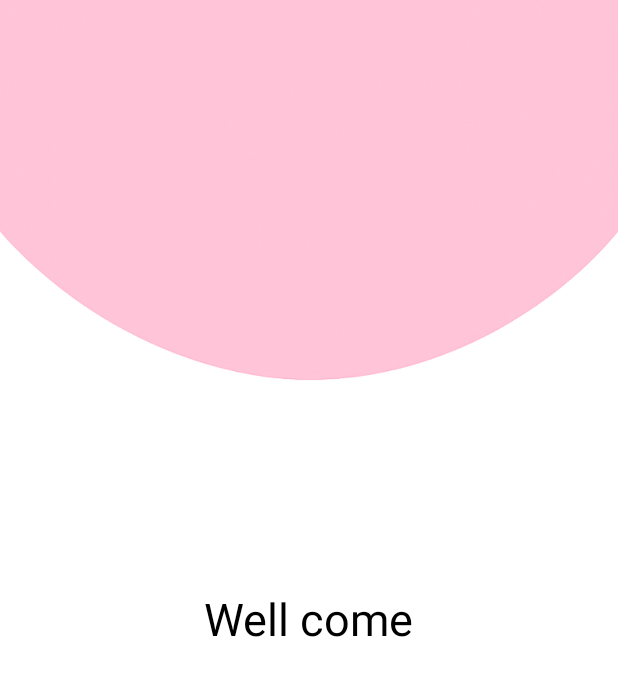
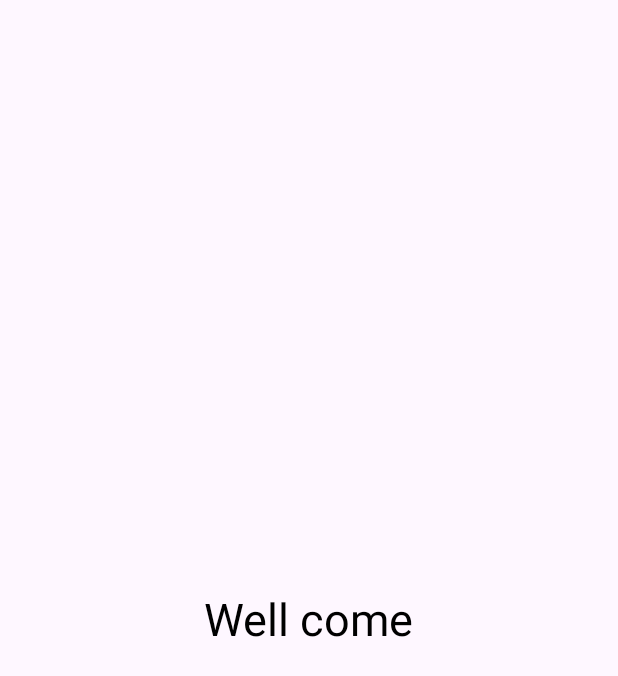
Before and after one commit to minhazchyz/EventEase, an Android app: the layout activity_main.xml on its own in the app's theme, with its tools: preview values and no code run, on a phone screen of 412 x 824 dp. Shown: the top 676 px of the screen. Run offline under Robolectric (Android 15) with nearby library versions, the phone set to English and light mode, and no system bars.

Commit message:
my project

```diff
--- a/app/src/main/java/com/example/manageprogramme/MainActivity.java
+++ b/app/src/main/java/com/example/manageprogramme/MainActivity.java
@@ -21,9 +21,4 @@ public class MainActivity extends AppCompatActivity {
             return insets;
         });
     }
-
-
-
-
-
 }
--- a/app/src/main/java/com/example/manageprogramme/SignupActivity.java
+++ b/app/src/main/java/com/example/manageprogramme/SignupActivity.java
@@ -73,7 +73,7 @@ public class SignupActivity extends AppCompatActivity {
                         Toast.makeText(SignupActivity.this, "Signup successful!", Toast.LENGTH_SHORT).show();
                         Intent intent = new Intent(SignupActivity.this, LoginActivity.class);
                         startActivity(intent);
-                        finish();
+
                     })
                     .addOnFailureListener(e ->
                             Toast.makeText(SignupActivity.this, "Signup failed: " + e.getMessage(), Toast.LENGTH_SHORT).show()
--- a/app/src/main/res/layout/activity_main.xml
+++ b/app/src/main/res/layout/activity_main.xml
@@ -1,12 +1,12 @@
 <?xml version="1.0" encoding="utf-8"?>
-<androidx.constraintlayout.widget.ConstraintLayout
-    xmlns:android="http://schemas.android.com/apk/res/android"
+<androidx.constraintlayout.widget.ConstraintLayout xmlns:android="http://schemas.android.com/apk/res/android"
     xmlns:app="http://schemas.android.com/apk/res-auto"
     xmlns:tools="http://schemas.android.com/tools"
+    android:id="@+id/main"
     android:layout_width="match_parent"
     android:layout_height="match_parent"
-    android:background="@drawable/background"
     tools:context=".MainActivity">
+
 
     <TextView
         android:layout_width="wrap_content"
@@ -22,5 +22,4 @@
         app:layout_constraintTop_toTopOf="parent"/>
 
 
-
 </androidx.constraintlayout.widget.ConstraintLayout>
```
Also changed, not shown: app/src/main/AndroidManifest.xml (+9 -5 lines), app/src/main/java/com/example/manageprogramme/LoginActivity.java (+12 -7 lines).
